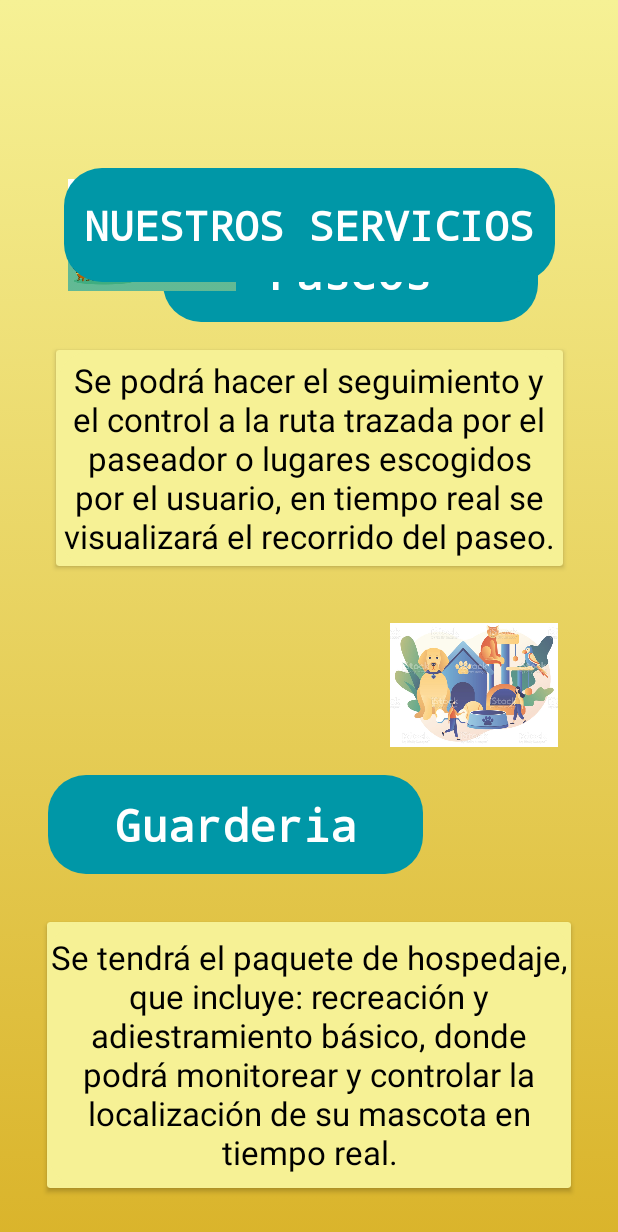
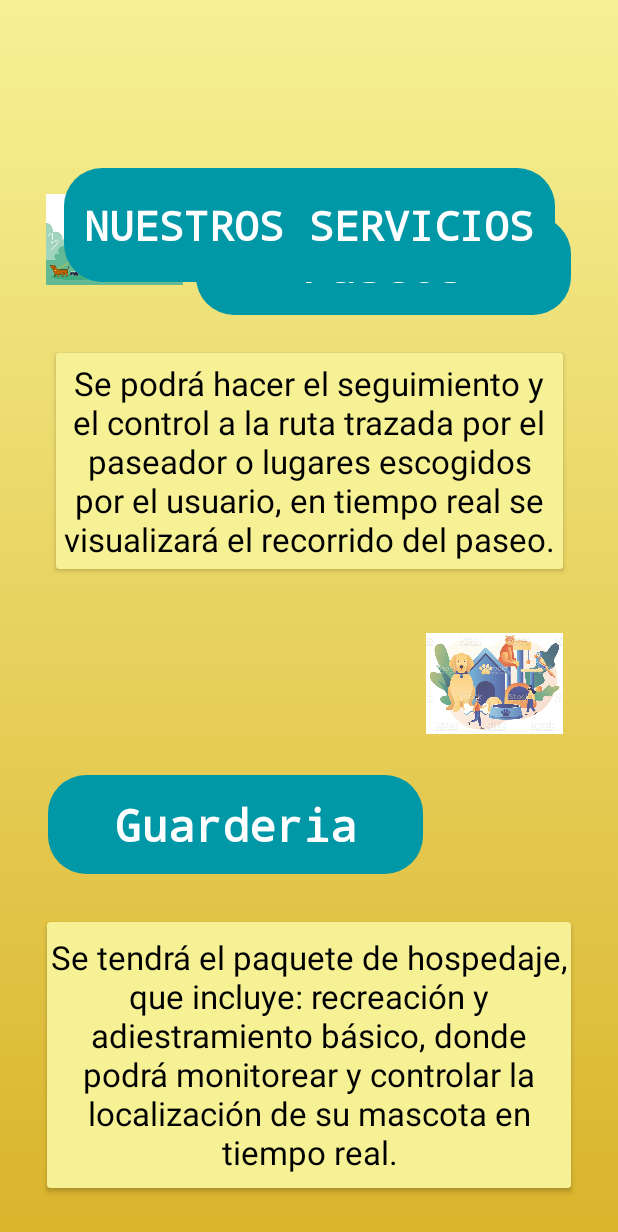
Before and after one commit to marce8912/Pet_out, an Android app: the InicioAppActivity screen opened directly, with no data from a screen before it, on a phone screen of 412 x 824 dp. Shown: the top 1232 px of the screen. Run offline under Robolectric (Android 15) with nearby library versions, the phone set to English and light mode, and no system bars.

Commit message:
commit V1.1

```diff
--- a/app/src/main/res/layout/activity_inicio_app.xml
+++ b/app/src/main/res/layout/activity_inicio_app.xml
@@ -74,10 +74,10 @@
         android:typeface="monospace"
         app:layout_constraintBottom_toBottomOf="parent"
         app:layout_constraintEnd_toEndOf="parent"
-        app:layout_constraintHorizontal_bias="0.589"
+        app:layout_constraintHorizontal_bias="0.759"
         app:layout_constraintStart_toStartOf="parent"
         app:layout_constraintTop_toTopOf="parent"
-        app:layout_constraintVertical_bias="0.196" />
+        app:layout_constraintVertical_bias="0.19" />
 
     <TextView
         android:id="@+id/guarderiaAPP"
@@ -102,11 +102,11 @@
 
     <ImageView
         android:id="@+id/imageView"
-        android:layout_width="112dp"
-        android:layout_height="89dp"
-        android:layout_marginTop="112dp"
+        android:layout_width="91dp"
+        android:layout_height="87dp"
+        android:layout_marginTop="116dp"
         app:layout_constraintEnd_toEndOf="parent"
-        app:layout_constraintHorizontal_bias="0.15"
+        app:layout_constraintHorizontal_bias="0.096"
         app:layout_constraintStart_toStartOf="parent"
         app:layout_constraintTop_toTopOf="parent"
         app:srcCompat="@drawable/paseando" />
@@ -131,9 +131,9 @@
 
     <ImageView
         android:id="@+id/imageView2"
-        android:layout_width="112dp"
-        android:layout_height="89dp"
-        android:layout_marginStart="260dp"
+        android:layout_width="91dp"
+        android:layout_height="87dp"
+        android:layout_marginStart="284dp"
         android:layout_marginTop="412dp"
         app:layout_constraintStart_toStartOf="parent"
         app:layout_constraintTop_toTopOf="parent"
--- a/app/src/main/res/layout/activity_inicio_sesion.xml
+++ b/app/src/main/res/layout/activity_inicio_sesion.xml
@@ -110,15 +110,15 @@
         android:layout_marginStart="30dp"
         android:layout_marginTop="32dp"
         android:layout_marginEnd="30dp"
-        android:background="@color/black"
-        android:backgroundTint="@color/black"
+        android:background="@color/white"
+        android:backgroundTint="@color/white"
         app:layout_constraintBottom_toTopOf="@+id/ForgotPassword"
         app:layout_constraintEnd_toEndOf="parent"
         app:layout_constraintHorizontal_bias="0.505"
         app:layout_constraintStart_toStartOf="parent"
         app:layout_constraintTop_toTopOf="parent"
         app:layout_constraintVertical_bias="0.126"
-        app:srcCompat="@drawable/petout" />
+        app:srcCompat="@drawable/paseo" />
 
     <TextView
         android:id="@+id/ForgotPassword"
--- a/app/src/main/res/layout/activity_login.xml
+++ b/app/src/main/res/layout/activity_login.xml
@@ -9,7 +9,7 @@
 
     <Button
         android:id="@+id/Registrarse"
-        android:layout_width="177dp"
+        android:layout_width="match_parent"
         android:layout_height="70dp"
         android:layout_alignParentStart="true"
         android:layout_alignParentBottom="true"
@@ -18,7 +18,7 @@
         android:layout_marginBottom="25dp"
         android:layout_toStartOf="@+id/InicioSesion"
         android:background="@drawable/boton_redondo"
-        android:backgroundTint="#00BCD4"
+        android:backgroundTint="@color/teal_700"
         android:backgroundTintMode="src_over"
         android:clickable="true"
         android:onClick="@string/botonRegistrarse"
@@ -41,6 +41,7 @@
         android:layout_marginEnd="18dp"
         android:layout_marginBottom="25dp"
         android:background="@drawable/boton_redondo"
+        android:backgroundTint="@color/teal_700"
         android:clickable="true"
         android:text="@string/botonInicioSesion"
         android:textAllCaps="false"
```
